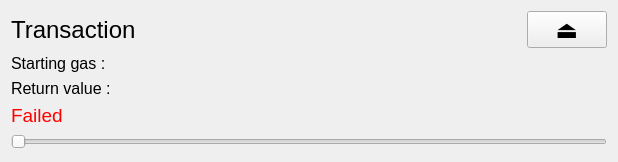
Qt form Kola/Debugger/Transaction/transaction.ui (vikipedia48/Kola) before a commit.
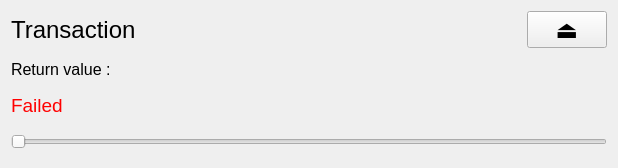
The same form after that commit.

Commit message: removed startingGas in transaction window

Diff of the .ui file:
```diff
--- a/Kola/Debugger/Transaction/transaction.ui
+++ b/Kola/Debugger/Transaction/transaction.ui
@@ -7,7 +7,7 @@
     <x>0</x>
     <y>0</y>
     <width>618</width>
-    <height>162</height>
+    <height>168</height>
    </rect>
   </property>
   <property name="sizePolicy">
@@ -61,27 +61,6 @@
      </item>
     </layout>
    </item>
-   <item>
-    <widget class="QLabel" name="label_startingGas">
-     <property name="sizePolicy">
-      <sizepolicy hsizetype="Preferred" vsizetype="Preferred">
-       <horstretch>0</horstretch>
-       <verstretch>0</verstretch>
-      </sizepolicy>
-     </property>
-     <property name="font">
-      <font>
-       <pointsize>12</pointsize>
-      </font>
-     </property>
-     <property name="text">
-      <string>Starting gas :</string>
-     </property>
-     <property name="wordWrap">
-      <bool>true</bool>
-     </property>
-    </widget>
-   </item>
    <item>
     <widget class="QLabel" name="label_returnValue">
      <property name="font">
```
The commit also changes 3 other files.
